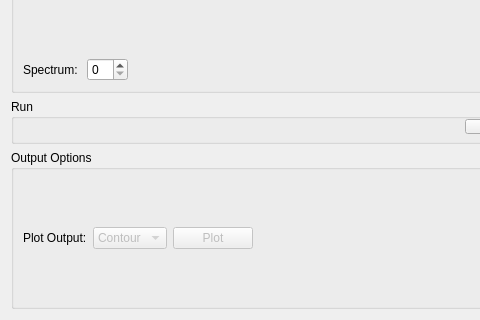
This is qt/scientific_interfaces/Indirect/ContainerSubtraction.ui in mantidproject/mantid as Qt 5 draws it before an edit; both pictures show x 0 to 480 and y 407 to 727 of the 1009 by 727 pixel window. The edited form follows.
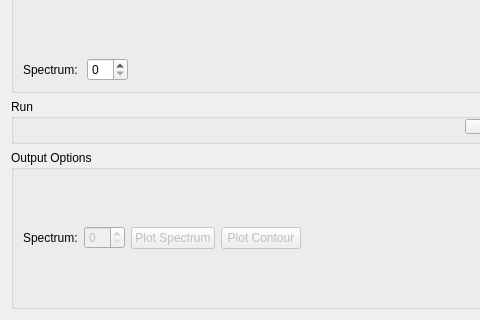
This is the edited form. Custom widgets are drawn as their Qt base class.

Commit message: Refs #23757. Add Plot spectrum option

Patch:
```diff
--- a/qt/scientific_interfaces/Indirect/ContainerSubtraction.ui
+++ b/qt/scientific_interfaces/Indirect/ContainerSubtraction.ui
@@ -322,30 +322,25 @@
          </sizepolicy>
         </property>
         <property name="text">
-         <string>Plot Output:</string>
+         <string>Spectrum:</string>
         </property>
        </widget>
       </item>
       <item>
-       <widget class="QComboBox" name="cbPlotOutput">
+       <widget class="QSpinBox" name="spSpectrum">
         <property name="enabled">
          <bool>false</bool>
         </property>
-        <item>
-         <property name="text">
-          <string>Contour</string>
-         </property>
+       </widget>
         </item>
         <item>
-         <property name="text">
-          <string>Spectra</string>
-         </property>
-        </item>
-        <item>
+       <widget class="QPushButton" name="pbPlotSpectrum">
+        <property name="enabled">
+         <bool>false</bool>
+        </property>
          <property name="text">
-          <string>Both</string>
-         </property>
-        </item>
+         <string>Plot Spectrum</string>
+        </property>
        </widget>
       </item>
       <item>
@@ -354,7 +349,7 @@
          <bool>false</bool>
         </property>
         <property name="text">
-         <string>Plot</string>
+         <string>Plot Contour</string>
         </property>
        </widget>
       </item>
```
Left out of the diff: 2 changed lines with no effect on the pictures. Lines whose indentation alone changed are shown as unchanged. The commit also changes 5 other files.
